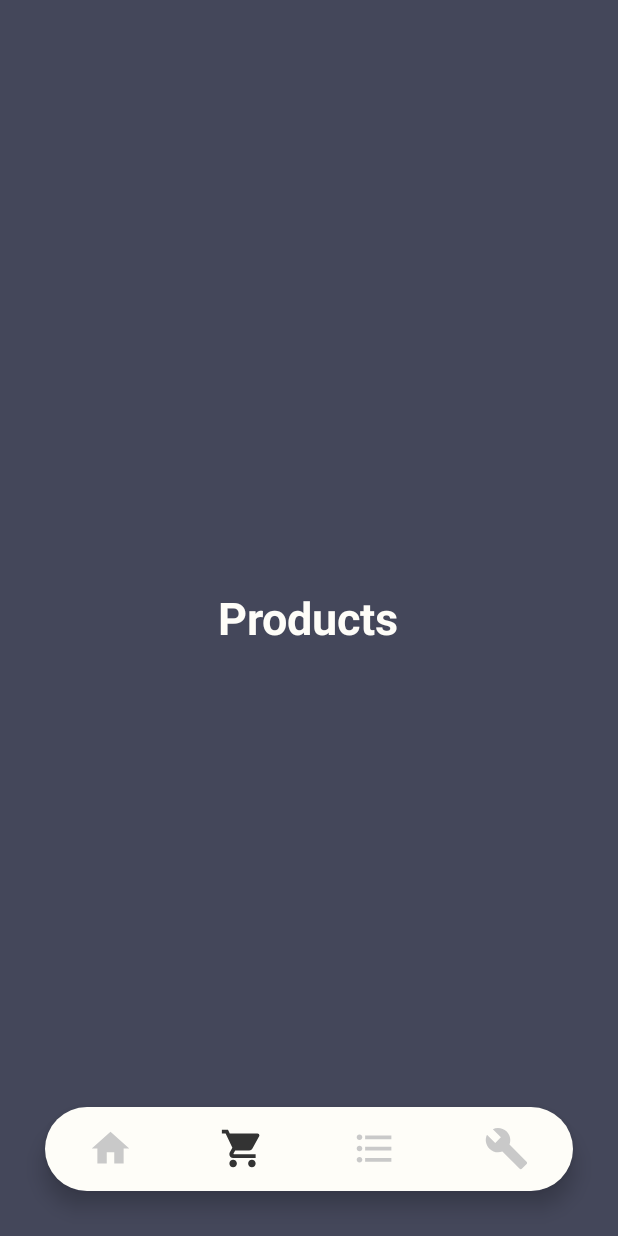
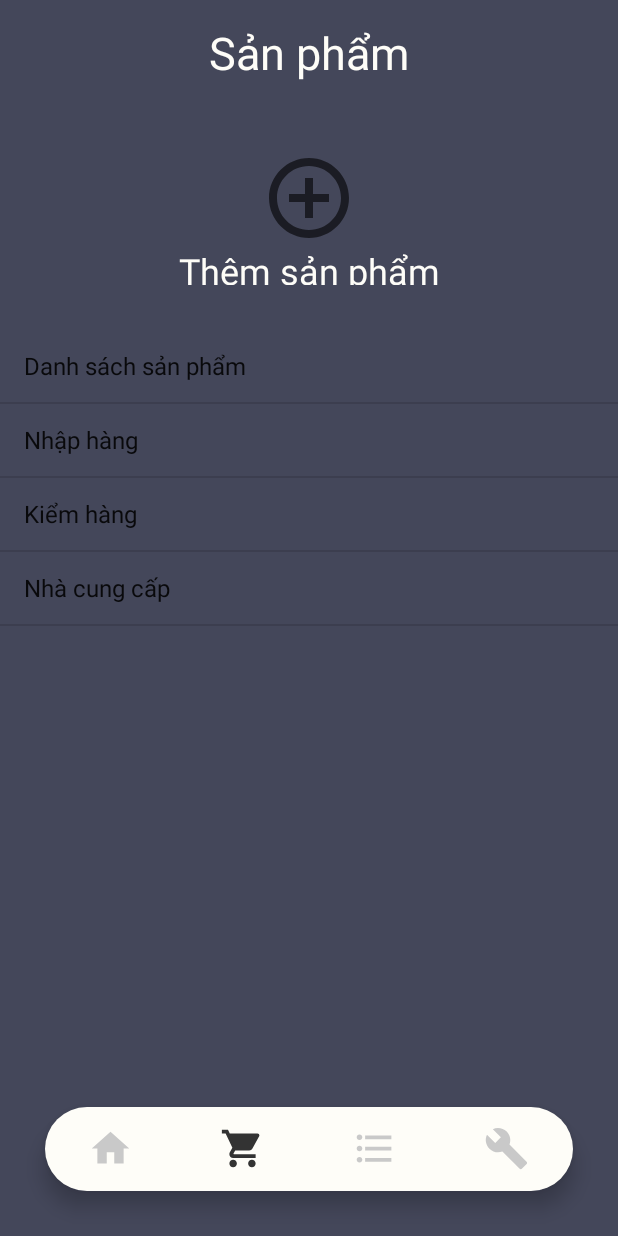
Before and after one commit to vmd2113/coffee-app, an Android app: the screen it shows after launch (MainActivity), item 2 of the bottom bar chosen, on a phone screen of 412 x 824 dp. Run offline under Robolectric (Android 15) with nearby library versions, the phone set to English and light mode, and no system bars.

Commit message:
E sửa file Products java với xml, có thêm 1 file dấu cộng nữa a ạ, e thử push lên phát

```diff
--- a/app/src/main/java/com/example/coffee/MainActivity.java
+++ b/app/src/main/java/com/example/coffee/MainActivity.java
@@ -4,6 +4,7 @@ import androidx.annotation.NonNull;
 import androidx.appcompat.app.AppCompatActivity;
 import androidx.fragment.app.Fragment;
 
+import android.annotation.SuppressLint;
 import android.os.Bundle;
 import android.view.MenuItem;
 import android.view.WindowManager;
@@ -18,10 +19,8 @@ public class MainActivity extends AppCompatActivity {
     protected void onCreate(Bundle savedInstanceState) {
         super.onCreate(savedInstanceState);
         setContentView(R.layout.activity_main);
-
         //To hide the bar
         getWindow().addFlags(WindowManager.LayoutParams.FLAG_FULLSCREEN);
-
         navigationView = findViewById(R.id.bottom_navigation);
         getSupportFragmentManager().beginTransaction().replace(R.id.body_container, new HomeFragment()).commit();
         navigationView.setSelectedItemId(R.id.nav_home);
@@ -50,7 +49,6 @@ public class MainActivity extends AppCompatActivity {
                 }
                 assert fragment != null;
                 getSupportFragmentManager().beginTransaction().replace(R.id.body_container, fragment).commit();
-
                 return true;
             }
         });
--- a/app/src/main/java/com/example/coffee/ProductsFragment.java
+++ b/app/src/main/java/com/example/coffee/ProductsFragment.java
@@ -2,63 +2,55 @@ package com.example.coffee;
 
 import android.os.Bundle;
 
+import androidx.annotation.NonNull;
+import androidx.annotation.Nullable;
 import androidx.fragment.app.Fragment;
 
 import android.view.LayoutInflater;
 import android.view.View;
 import android.view.ViewGroup;
+import android.widget.AdapterView;
+import android.widget.ArrayAdapter;
+import android.widget.ListView;
+import android.widget.TextView;
+import android.widget.Toast;
 
-/**
- * A simple {@link Fragment} subclass.
- * Use the {@link ProductsFragment#newInstance} factory method to
- * create an instance of this fragment.
- */
-public class ProductsFragment extends Fragment {
+import org.w3c.dom.Text;
 
-    // TODO: Rename parameter arguments, choose names that match
-    // the fragment initialization parameters, e.g. ARG_ITEM_NUMBER
-    private static final String ARG_PARAM1 = "param1";
-    private static final String ARG_PARAM2 = "param2";
-
-    // TODO: Rename and change types of parameters
-    private String mParam1;
-    private String mParam2;
-
-    public ProductsFragment() {
-        // Required empty public constructor
-    }
-
-    /**
-     * Use this factory method to create a new instance of
-     * this fragment using the provided parameters.
-     *
-     * @param param1 Parameter 1.
-     * @param param2 Parameter 2.
-     * @return A new instance of fragment ProductsFragment.
-     */
-    // TODO: Rename and change types and number of parameters
-    public static ProductsFragment newInstance(String param1, String param2) {
-        ProductsFragment fragment = new ProductsFragment();
-        Bundle args = new Bundle();
-        args.putString(ARG_PARAM1, param1);
-        args.putString(ARG_PARAM2, param2);
-        fragment.setArguments(args);
-        return fragment;
+public class ProductsFragment extends Fragment implements AdapterView.OnItemClickListener {
+    @Nullable
+    @Override
+    public View onCreateView(@NonNull LayoutInflater inflater, @Nullable ViewGroup container, @Nullable Bundle savedInstanceState) {
+        View view = inflater.inflate(R.layout.fragment_products, container, false);
+        return view;
     }
 
     @Override
-    public void onCreate(Bundle savedInstanceState) {
-        super.onCreate(savedInstanceState);
-        if (getArguments() != null) {
-            mParam1 = getArguments().getString(ARG_PARAM1);
-            mParam2 = getArguments().getString(ARG_PARAM2);
+    public void onViewCreated(@NonNull View view, @Nullable Bundle savedInstanceState) {
+        super.onViewCreated(view, savedInstanceState);
+        TextView txtProduct = (TextView) view.findViewById(R.id.Products);
+        txtProduct.setText("Sản phẩm");
+        TextView txtAddProduct = (TextView) view.findViewById(R.id.AddProduct);
+        txtAddProduct.setText("Thêm sản phẩm");
+        String[] List = {"Danh sách sản phẩm", "Nhập hàng", "Kiểm hàng", "Nhà cung cấp"};
+        ListView listView = (ListView) view.findViewById(R.id.ListProduct);
+        ArrayAdapter<String> adapter = new ArrayAdapter<>(getActivity(), android.R.layout.simple_list_item_1, List);
+        listView.setAdapter(adapter);
+        listView.setOnItemClickListener(this);
+    }
+    @Override
+    public void onItemClick(AdapterView<?> adapterView, View view, int i, long l) {
+        if(i==0){
+            Toast.makeText(getActivity(),"Danh sách sản phẩm", Toast.LENGTH_SHORT).show();
+        }
+        if(i==1){
+            Toast.makeText(getActivity(),"Nhập hàng", Toast.LENGTH_SHORT).show();
+        }
+        if(i==2){
+            Toast.makeText(getActivity(),"Kiểm hàng", Toast.LENGTH_SHORT).show();
+        }
+        if(i==3){
+            Toast.makeText(getActivity(),"Nhà cung cấp", Toast.LENGTH_SHORT).show();
         }
     }
-
-    @Override
-    public View onCreateView(LayoutInflater inflater, ViewGroup container,
-                             Bundle savedInstanceState) {
-        // Inflate the layout for this fragment
-        return inflater.inflate(R.layout.fragment_products, container, false);
-    }
 }
--- /dev/null
+++ b/app/src/main/res/drawable/ic_baseline_add_circle_outline_24.xml
@@ -0,0 +1,5 @@
+<vector android:height="64dp" android:tint="?attr/colorControlNormal"
+    android:viewportHeight="24" android:viewportWidth="24"
+    android:width="64dp" xmlns:android="http://schemas.android.com/apk/res/android">
+    <path android:fillColor="@android:color/white" android:pathData="M13,7h-2v4L7,11v2h4v4h2v-4h4v-2h-4L13,7zM12,2C6.48,2 2,6.48 2,12s4.48,10 10,10 10,-4.48 10,-10S17.52,2 12,2zM12,20c-4.41,0 -8,-3.59 -8,-8s3.59,-8 8,-8 8,3.59 8,8 -3.59,8 -8,8z"/>
+</vector>
--- a/app/src/main/res/layout/fragment_products.xml
+++ b/app/src/main/res/layout/fragment_products.xml
@@ -1,18 +1,34 @@
 <?xml version="1.0" encoding="utf-8"?>
-<FrameLayout xmlns:android="http://schemas.android.com/apk/res/android"
+<LinearLayout
+    xmlns:android="http://schemas.android.com/apk/res/android"
+    xmlns:app="http://schemas.android.com/apk/res-auto"
     xmlns:tools="http://schemas.android.com/tools"
     android:layout_width="match_parent"
     android:layout_height="match_parent"
+    android:orientation="vertical"
     android:background="@color/menu"
     tools:context=".ProductsFragment">
-
     <TextView
-        android:layout_width="wrap_content"
-        android:layout_height="wrap_content"
-        android:layout_gravity="center"
+        android:id="@+id/Products"
+        android:layout_width="match_parent"
+        android:layout_height="70dp"
+        android:gravity="center"
         android:text="@string/text_products"
-        android:textSize="30sp"
-        android:textColor="@color/foreground"
-        android:textStyle="bold" />
-
-</FrameLayout>
+        android:textSize="30dp"
+        android:textColor="@color/foreground"/>
+        <TextView
+            android:drawableTop="@drawable/ic_baseline_add_circle_outline_24"
+            android:paddingTop="30dp"
+            android:paddingBottom="30dp"
+            android:id="@+id/AddProduct"
+            android:layout_width="match_parent"
+            android:layout_height="150dp"
+            android:gravity="center"
+            android:text="@string/text_products"
+            android:textColor="@color/foreground"
+            android:textSize="24sp"/>
+    <ListView
+        android:id="@+id/ListProduct"
+        android:layout_width="match_parent"
+        android:layout_height="match_parent"/>
+</LinearLayout>
```
